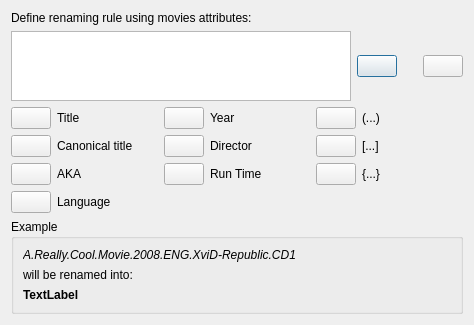
Above: src/renaming_rule_dialog.ui from albemala/almoviesrenamer before the change. Below: the same form after it.
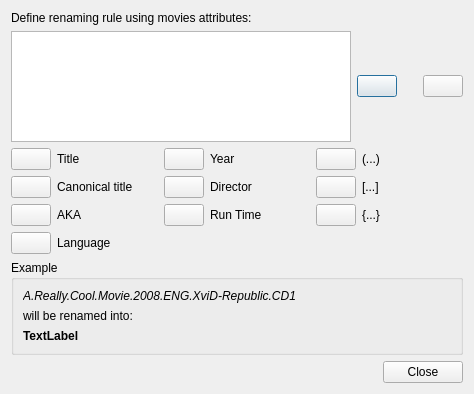
That is the form after the change. Icons and pictures are not drawn.

What changed in the file:
```diff
--- a/src/renaming_rule_dialog.ui
+++ b/src/renaming_rule_dialog.ui
@@ -7,7 +7,7 @@
     <x>0</x>
     <y>0</y>
     <width>474</width>
-    <height>324</height>
+    <height>394</height>
    </rect>
   </property>
   <property name="windowTitle">
@@ -350,6 +350,30 @@
      </layout>
     </widget>
    </item>
+   <item>
+    <layout class="QHBoxLayout" name="horizontalLayout">
+     <item>
+      <spacer name="horizontalSpacer">
+       <property name="orientation">
+        <enum>Qt::Horizontal</enum>
+       </property>
+       <property name="sizeHint" stdset="0">
+        <size>
+         <width>40</width>
+         <height>20</height>
+        </size>
+       </property>
+      </spacer>
+     </item>
+     <item>
+      <widget class="QPushButton" name="pushButton">
+       <property name="text">
+        <string>Close</string>
+       </property>
+      </widget>
+     </item>
+    </layout>
+   </item>
   </layout>
  </widget>
  <resources/>
```
Left out of the diff: 19 changed lines with no effect on the pictures.
